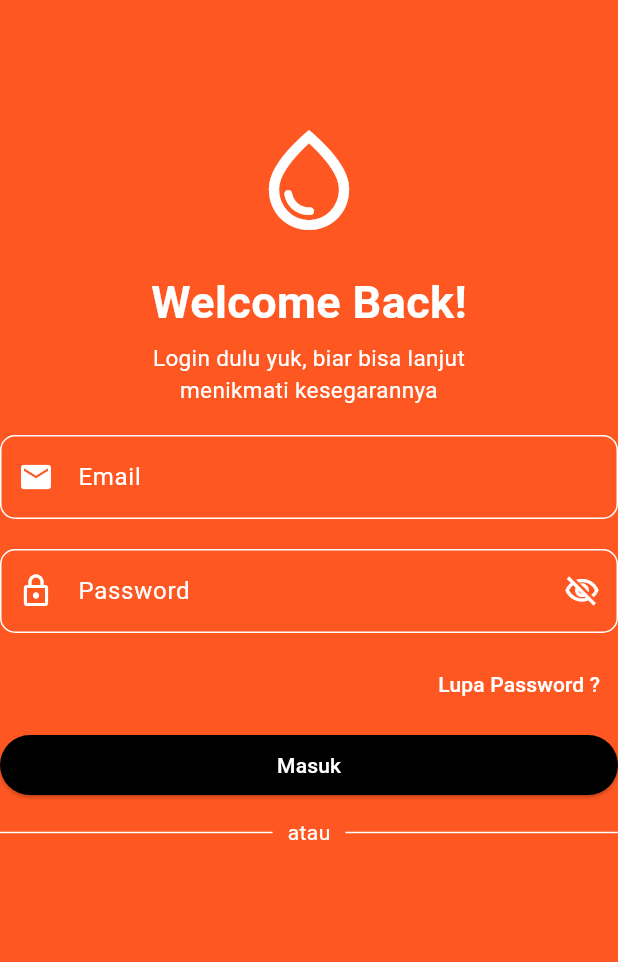
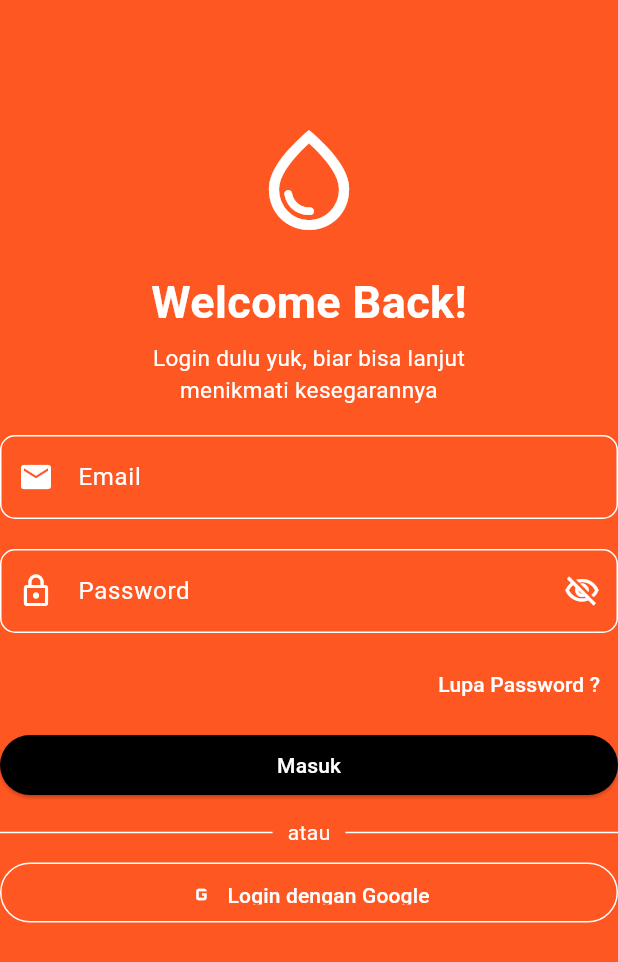
Before and after one commit to AbdulReyza/KB1179-1123150072-uts, a Flutter app: the Login screen opened directly, on a phone screen of 412 x 824 dp. Shown: the top 962 px of the screen. Run offline on Flutter 3.47's test engine with Material 3 defaults, Android fonts, the light colour scheme and no system bars.

Commit message:
buat button login dengan google

```diff
--- a/lib/login/login.dart
+++ b/lib/login/login.dart
@@ -160,6 +160,28 @@ class Login extends StatelessWidget {
                       Expanded(child: Divider(color: Colors.white,)),
                     ],
                   ),
+                  SizedBox(height: 10,),
+                  Container(
+                    height: 40,
+                    width: double.infinity,
+                    child: OutlinedButton.icon(
+                      onPressed: (){},
+                      icon: Icon(
+                        Icons.g_mobiledata,
+                        color: Colors.white,
+                      ),
+                      label: Text("Login dengan Google",
+                      style: TextStyle(
+                        color: Colors.white,
+                      ),
+                      ),
+                      style: OutlinedButton.styleFrom(
+                        padding: EdgeInsets.symmetric(vertical: 12),
+                        shape: RoundedRectangleBorder(borderRadius: BorderRadius.circular(20)),
+                        side: BorderSide(color: Colors.white),
+                      ),
+                    ),
+                  ),
                 ],
               ),
             ),
```
